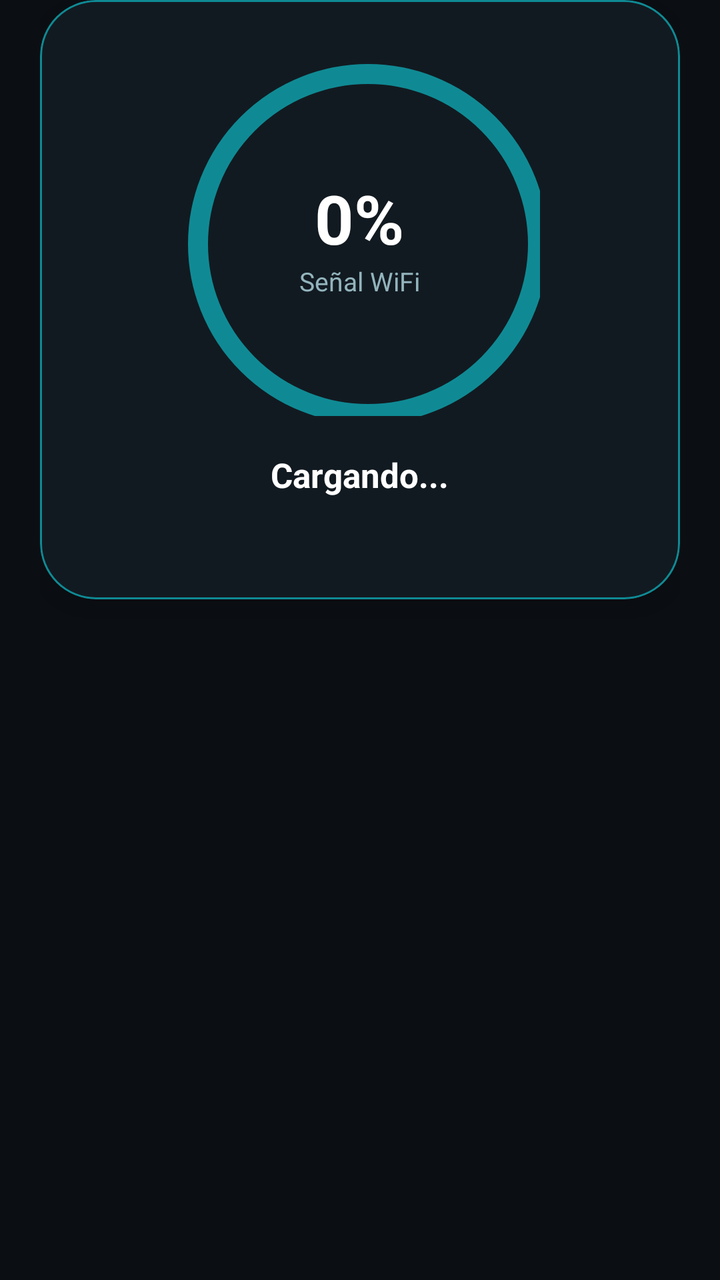
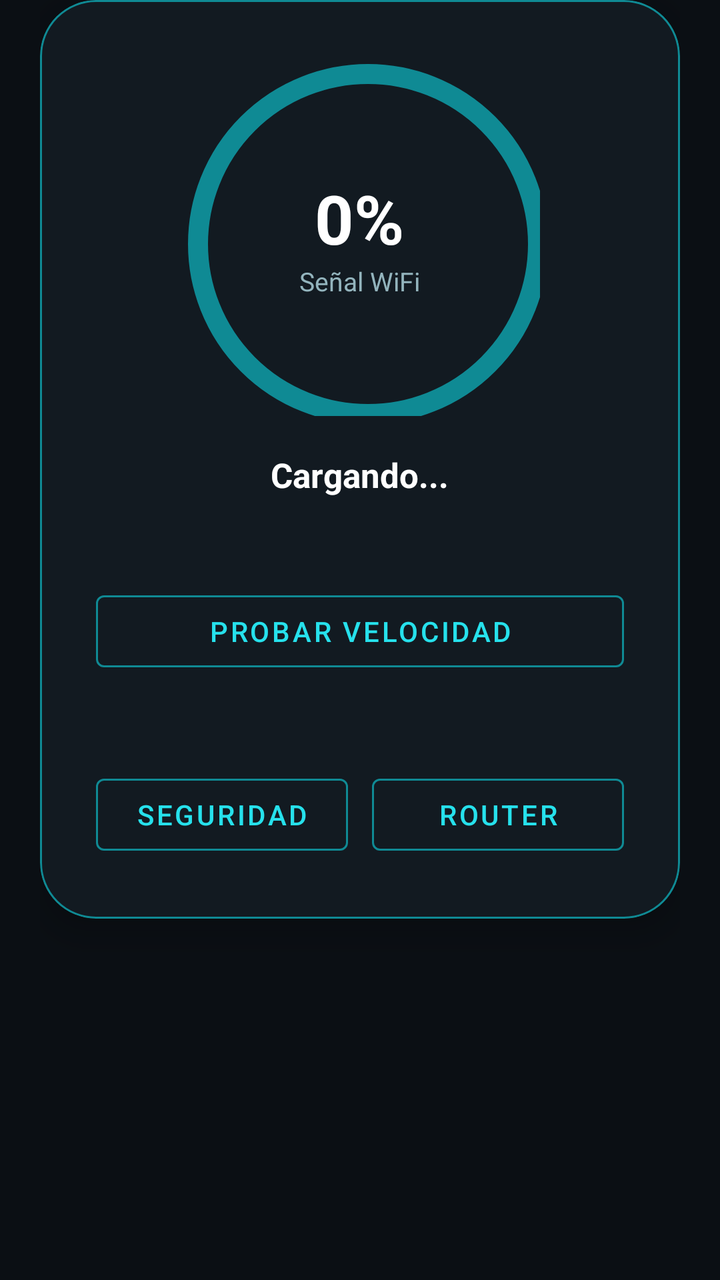

Before-and-after screenshots of an Android layout around one commit, followed by the original layout XML and the change that was made.
<!-- AndroidManifest.xml: application theme Theme.AnalizerMeow -->
<!-- res/layout/fragment_home.xml -->
<?xml version="1.0" encoding="utf-8"?>
<androidx.core.widget.NestedScrollView
    xmlns:android="http://schemas.android.com/apk/res/android"
    xmlns:app="http://schemas.android.com/apk/res-auto"
    android:layout_width="match_parent"
    android:layout_height="match_parent"
    android:fillViewport="true">

    <LinearLayout
        android:layout_width="match_parent"
        android:layout_height="wrap_content"
        android:orientation="vertical"
        android:paddingHorizontal="20dp"
        android:paddingBottom="24dp">

        <com.google.android.material.card.MaterialCardView
            android:layout_width="match_parent"
            android:layout_height="wrap_content"
            app:cardBackgroundColor="@color/meow_surface"
            app:cardCornerRadius="28dp"
            app:cardElevation="10dp"
            app:strokeColor="@color/meow_accent_dim"
            app:strokeWidth="1dp">

            <LinearLayout
                android:layout_width="match_parent"
                android:layout_height="wrap_content"
                android:orientation="vertical"
                android:gravity="center"
                android:padding="28dp">

                <FrameLayout
                    android:layout_width="180dp"
                    android:layout_height="180dp">

                    <com.google.android.material.progressindicator.CircularProgressIndicator
                        android:id="@+id/signal_gauge"
                        android:layout_width="match_parent"
                        android:layout_height="match_parent"
                        android:indeterminate="false"
                        android:max="100"
                        android:progress="0"
                        app:indicatorColor="@color/meow_accent"
                        app:indicatorSize="180dp"
                        app:trackColor="@color/meow_accent_dim"
                        app:trackThickness="10dp" />

                    <LinearLayout
                        android:layout_width="wrap_content"
                        android:layout_height="wrap_content"
                        android:layout_gravity="center"
                        android:orientation="vertical"
                        android:gravity="center">

                        <TextView
                            android:id="@+id/signal_percent"
                            android:layout_width="wrap_content"
                            android:layout_height="wrap_content"
                            android:text="0%"
                            android:textColor="@color/meow_text_primary"
                            android:textSize="34sp"
                            android:textStyle="bold" />

                        <TextView
                            android:layout_width="wrap_content"
                            android:layout_height="wrap_content"
                            android:text="Señal WiFi"
                            android:textColor="@color/meow_text_secondary"
                            android:textSize="13sp" />
                    </LinearLayout>
                </FrameLayout>

                <TextView
                    android:id="@+id/home_ssid"
                    android:layout_width="wrap_content"
                    android:layout_height="wrap_content"
                    android:layout_marginTop="18dp"
                    android:text="Cargando..."
                    android:textColor="@color/meow_text_primary"
                    android:textSize="17sp"
                    android:textStyle="bold" />

                <TextView
                    android:id="@+id/home_detail"
                    android:layout_width="wrap_content"
                    android:layout_height="wrap_content"
                    android:layout_marginTop="4dp"
                    android:text=""
                    android:textColor="@color/meow_text_secondary"
                    android:textSize="14sp" />

            </LinearLayout>
        </com.google.android.material.card.MaterialCardView>

    </LinearLayout>
</androidx.core.widget.NestedScrollView>
<!-- resources referenced by this layout -->
<resources>
  <color name="meow_accent">#26E1EC</color>
  <color name="meow_accent_dim">#0F8A94</color>
  <color name="meow_surface">#121A21</color>
  <color name="meow_text_primary">#FFFFFF</color>
  <color name="meow_text_secondary">#93B4BD</color>
  <style name="Theme.AnalizerMeow" parent="Theme.MaterialComponents.DayNight.NoActionBar">
          <item name="colorPrimary">@color/meow_accent</item>
          <item name="colorPrimaryVariant">@color/meow_accent_dim</item>
          <item name="colorSecondary">@color/meow_accent</item>
          <item name="colorSecondaryVariant">@color/meow_accent_dim</item>
          <item name="colorSurface">@color/meow_surface</item>
          <item name="colorOnSurface">@color/meow_text_primary</item>
          <item name="android:windowBackground">@color/meow_background</item>
          <item name="android:statusBarColor">@color/meow_header</item>
      </style>
  <color name="meow_background">#0B0F14</color>
  <color name="meow_header">#0E3A42</color>
</resources>

<!-- the commit's change to res/layout/fragment_home.xml (unified diff, before → after) -->
@@ -89,6 +89,55 @@
                     android:textColor="@color/meow_text_secondary"
                     android:textSize="14sp" />
 
+                <com.google.android.material.button.MaterialButton
+                    android:id="@+id/btn_speed_test"
+                    style="?attr/materialButtonOutlinedStyle"
+                    android:layout_width="match_parent"
+                    android:layout_height="wrap_content"
+                    android:layout_marginTop="20dp"
+                    android:text="Probar velocidad"
+                    android:textColor="@color/meow_accent"
+                    app:strokeColor="@color/meow_accent_dim" />
+
+                <TextView
+                    android:id="@+id/speed_result"
+                    android:layout_width="match_parent"
+                    android:layout_height="wrap_content"
+                    android:layout_marginTop="10dp"
+                    android:gravity="center"
+                    android:text=""
+                    android:textColor="@color/meow_text_secondary"
+                    android:textSize="13sp" />
+
+                <LinearLayout
+                    android:layout_width="match_parent"
+                    android:layout_height="wrap_content"
+                    android:layout_marginTop="16dp"
+                    android:orientation="horizontal">
+
+                    <com.google.android.material.button.MaterialButton
+                        android:id="@+id/btn_go_security"
+                        style="?attr/materialButtonOutlinedStyle"
+                        android:layout_width="0dp"
+                        android:layout_height="wrap_content"
+                        android:layout_marginEnd="6dp"
+                        android:layout_weight="1"
+                        android:text="Seguridad"
+                        android:textColor="@color/meow_accent"
+                        app:strokeColor="@color/meow_accent_dim" />
+
+                    <com.google.android.material.button.MaterialButton
+                        android:id="@+id/btn_router_config"
+                        style="?attr/materialButtonOutlinedStyle"
+                        android:layout_width="0dp"
+                        android:layout_height="wrap_content"
+                        android:layout_marginStart="6dp"
+                        android:layout_weight="1"
+                        android:text="Router"
+                        android:textColor="@color/meow_accent"
+                        app:strokeColor="@color/meow_accent_dim" />
+                </LinearLayout>
+
             </LinearLayout>
         </com.google.android.material.card.MaterialCardView>
 
